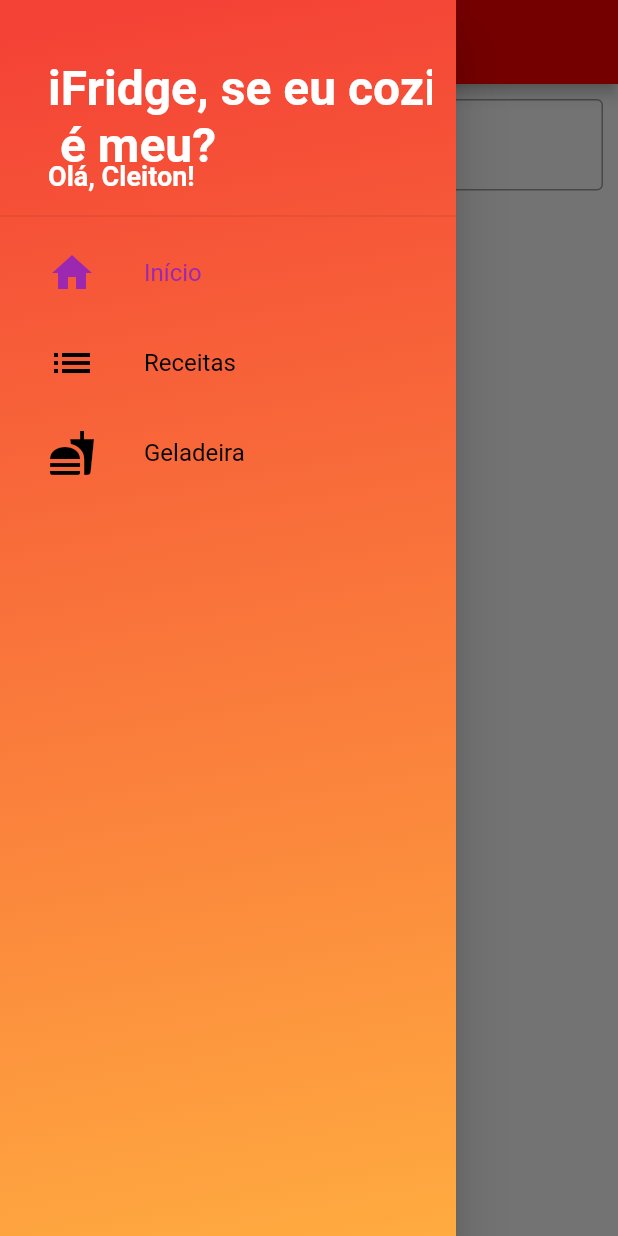
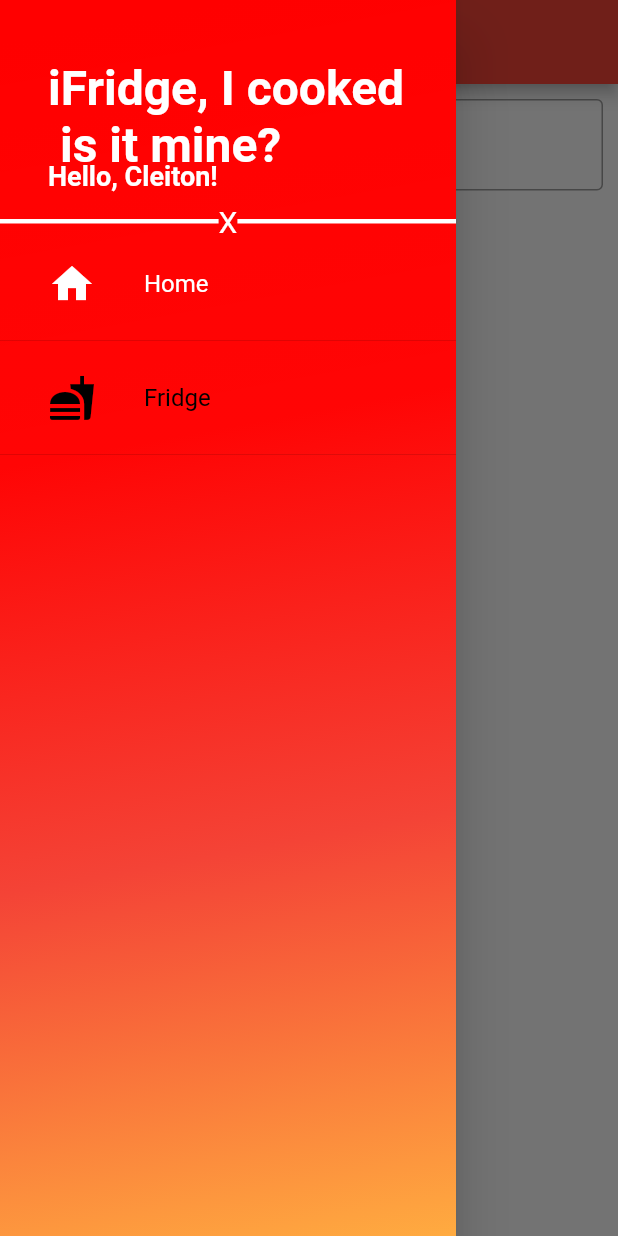
Before and after one commit to felipemelchior/iFridge, a Flutter app: the screen it shows after launch, with the side drawer open, on a phone screen of 412 x 824 dp. Run offline on Flutter 3.47's test engine with Material 2 defaults, Android fonts, the light colour scheme and no system bars; our stand-ins replace flutter_screenutil, font_awesome_flutter, share, transparent_image; network calls fail.

Commit message:
feat: color change

```diff
--- a/frontend/ifridge/lib/main.dart
+++ b/frontend/ifridge/lib/main.dart
@@ -10,8 +10,9 @@ class MyApp extends StatelessWidget {
       title: 'iFridge',
       debugShowCheckedModeBanner: false,
       theme: ThemeData(
-        primarySwatch: Colors.purple,
-        primaryColor: Color.fromARGB(255, 255, 0, 0),
+        primarySwatch: Colors.red,
+        primaryColor: Colors.red,
+        // primaryColor: Color.fromARGB(255, 255, 0, 0),
 
       ),
       home: HomeScreen(),
--- a/frontend/ifridge/lib/tiles/drawer_tile.dart
+++ b/frontend/ifridge/lib/tiles/drawer_tile.dart
@@ -26,7 +26,7 @@ class DrawerTile extends StatelessWidget {
                 icon,
                 size: 32,
                 color: controller.page.round() == page
-                    ? Colors.purple
+                    ? Colors.white
                     : Colors.black,
               ),
               SizedBox(
@@ -37,7 +37,7 @@ class DrawerTile extends StatelessWidget {
                 style: TextStyle(
                   fontSize: 16,
                   color: controller.page.round() == page
-                      ? Colors.purple
+                      ? Colors.white
                       : Colors.black,
                 ),
               )
--- a/frontend/ifridge/lib/widgets/custom_drawer.dart
+++ b/frontend/ifridge/lib/widgets/custom_drawer.dart
@@ -8,11 +8,12 @@ class CustomDrawer extends StatelessWidget {
   @override
   Widget build(BuildContext context) {
     Widget _buildDrawerBack() => Container(
+          // color: Colors.red,
           decoration: BoxDecoration(
               gradient: LinearGradient(
             colors: [
-              // Color.fromARGB(200, 255, 68, 0),
-              // Color.fromARGB(0, 255, 68, 0),
+              Color.fromARGB(255,255,0,0),
+              Color.fromARGB(250,255,0,0),
               Colors.red,
               Colors.orangeAccent
             ],
@@ -38,7 +39,7 @@ class CustomDrawer extends StatelessWidget {
                       top: 8,
                       left: 0,
                       child: Text(
-                        "iFridge, se eu cozinho\n é meu?",
+                        "iFridge, I cooked \n is it mine?",
                         style: TextStyle(
                             fontSize: 32,
                             fontWeight: FontWeight.bold,
@@ -52,7 +53,7 @@ class CustomDrawer extends StatelessWidget {
                           crossAxisAlignment: CrossAxisAlignment.start,
                           children: <Widget>[
                             Text(
-                              "Olá, Cleiton!",
+                              "Hello, Cleiton!",
                               style: TextStyle(
                                   fontSize: 18,
                                   fontWeight: FontWeight.bold,
@@ -68,11 +69,31 @@ class CustomDrawer extends StatelessWidget {
           ListView(
             padding: EdgeInsets.only(left: 0, top: 16),
             children: <Widget>[
-              SizedBox(height: 120,),
+              SizedBox(
+                height: 120,
+              ),
+              Row(
+                children: <Widget>[
+                  Expanded(
+                    child: Divider(
+                      color: Colors.white,
+                      thickness: 3,
+                    ),
+                  ),
+                  Text("X",style: TextStyle(fontSize: 20, color: Colors.white),),
+                  Expanded(
+                    child: Divider(
+                      color: Colors.white,
+                      thickness: 3,
+                    ),
+                  ),
+                ],
+              ),
+              DrawerTile(Icons.home, "Home", pageController, 0),
               Divider(),
-              DrawerTile(Icons.home, "Início", pageController, 0),
-              DrawerTile(Icons.list, "Receitas", pageController, 1),
-              DrawerTile(Icons.fastfood, "Geladeira", pageController, 2),
+              // DrawerTile(Icons.list, "Recipe", pageController, 1),
+              DrawerTile(Icons.fastfood, "Fridge", pageController, 1),
+              Divider()
             ],
           ),
         ],
```
